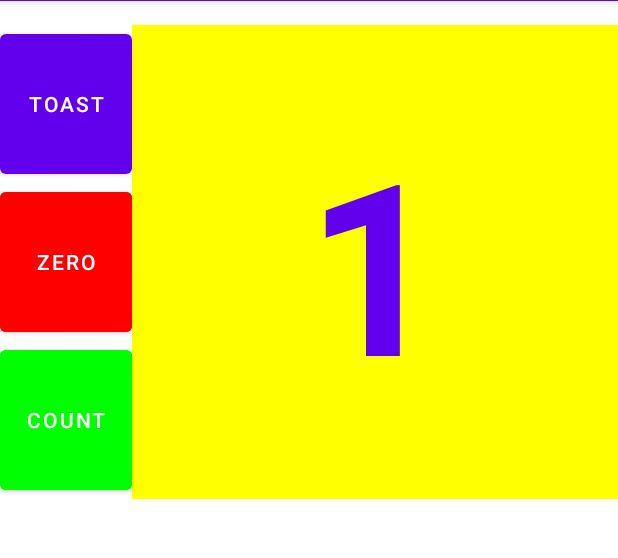
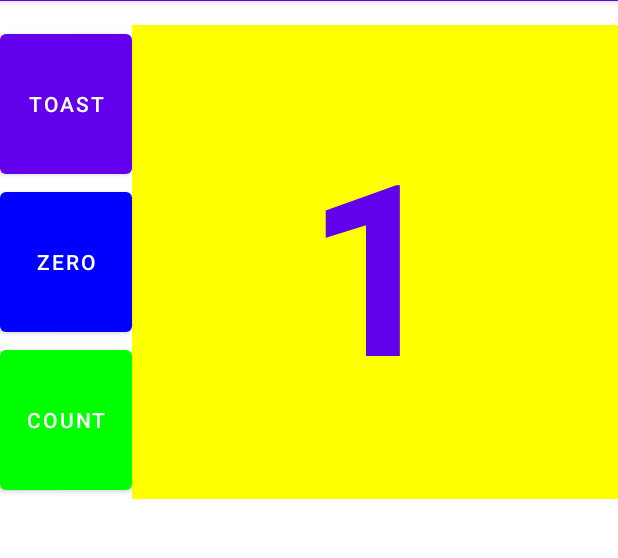
Before and after one commit to dustinlo/NEUSEA-Chih-WeiLo, an Android app: the screen it shows after launch (MainActivity), after a tap on "COUNT", on a phone screen of 412 x 824 dp, the part 83-641 px from its top. Run offline under Robolectric (Android 15) with nearby library versions, the phone set to English and light mode, and no system bars.

Commit message:
Modified homework code

```diff
--- a/lesson1_1/app/src/main/java/com/example/neusea_chih_weilo/neusea_chih_weilo/MainActivity.java
+++ b/lesson1_1/app/src/main/java/com/example/neusea_chih_weilo/neusea_chih_weilo/MainActivity.java
@@ -1,7 +1,6 @@
 package com.example.neusea_chih_weilo.neusea_chih_weilo;
 
 import android.graphics.Color;
-import android.graphics.drawable.Drawable;
 import android.os.Bundle;
 import android.view.View;
 import android.widget.Button;
@@ -9,7 +8,6 @@ import android.widget.TextView;
 import android.widget.Toast;
 
 import androidx.appcompat.app.AppCompatActivity;
-import androidx.core.graphics.drawable.DrawableCompat;
 
 public class MainActivity extends AppCompatActivity {
     private int mCount = 0;
@@ -32,29 +30,22 @@ public class MainActivity extends AppCompatActivity {
         mCount++;
         if (mShowCount != null) {
             mShowCount.setText(Integer.toString(mCount));
-            Button count = (Button) findViewById(R.id.button_count);
-            Button zero = (Button) findViewById(R.id.button_zero);
-            Drawable buttonDrawable = count.getBackground();
-            Drawable buttonDrawableZero = zero.getBackground();
-            buttonDrawable = DrawableCompat.wrap(buttonDrawable);
-            buttonDrawableZero = zero.getBackground();
+
+            Button btnZero = (Button) findViewById(R.id.button_zero);
+            btnZero.setBackgroundColor(Color.BLUE);
             if (mCount % 2 == 0) {
-                DrawableCompat.setTint(buttonDrawable, Color.RED);
+                view.setBackgroundColor(Color.RED);
             } else {
-                DrawableCompat.setTint(buttonDrawable, Color.GREEN);
+                view.setBackgroundColor(Color.GREEN);
             }
-            DrawableCompat.setTint(buttonDrawableZero, Color.RED);
-            zero.setBackground(buttonDrawableZero);
-            count.setBackground(buttonDrawable);
         }
     }
 
     public void setZero(View view){
         mCount = 0;
-        Button zero = (Button) findViewById(R.id.button_zero);
-        Drawable buttonDrawableZero = zero.getBackground();
-        DrawableCompat.setTint(buttonDrawableZero, Color.LTGRAY);
-        zero.setBackground(buttonDrawableZero);
+        view.setBackgroundColor(Color.LTGRAY);
+        Button btnCount = (Button) findViewById(R.id.button_count);
+        btnCount.setBackgroundResource(android.R.drawable.btn_default);
         mShowCount.setText(Integer.toString(0));
     }
 }
```
